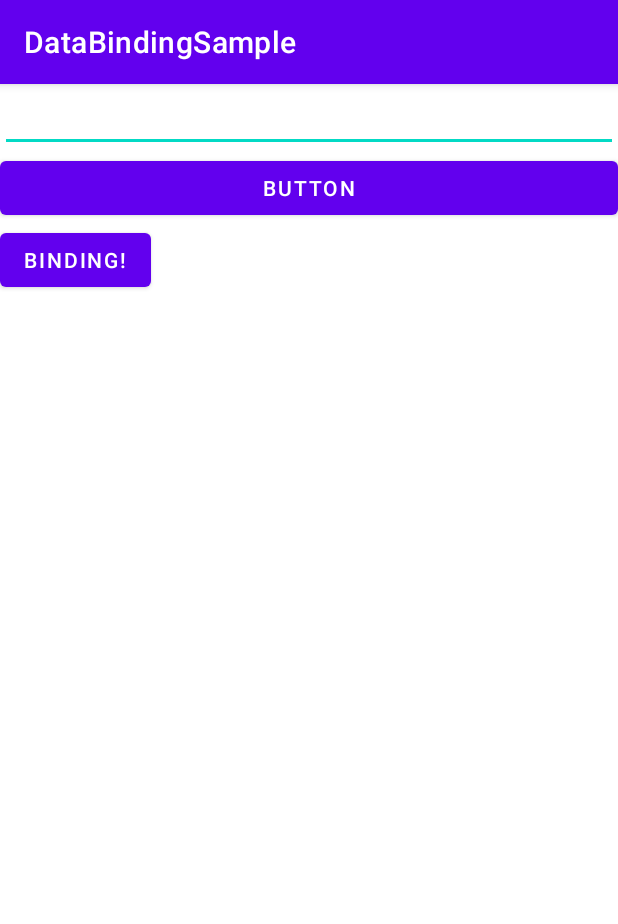
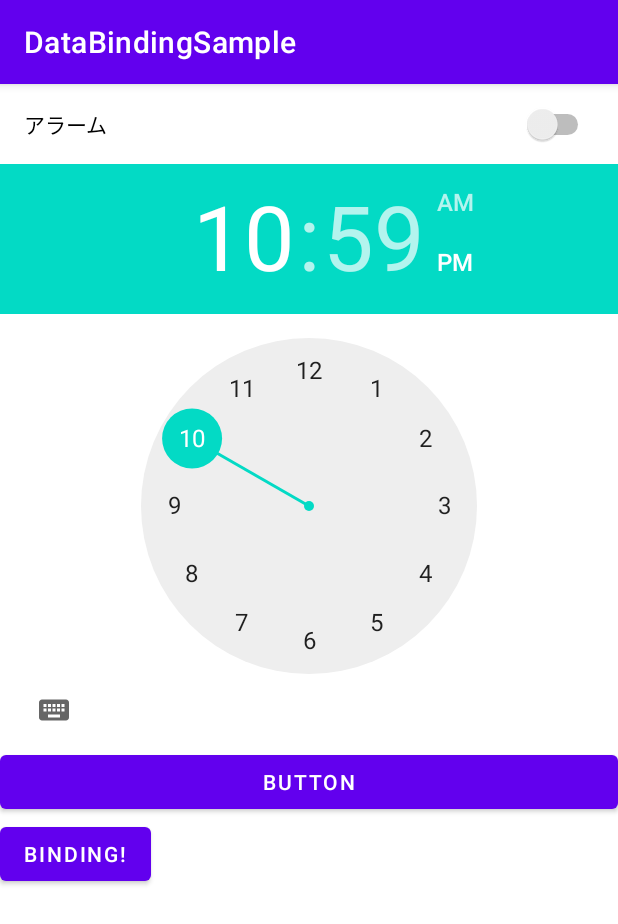
Before and after one commit to pisuma/DataBindingSample, an Android app: the screen it shows after launch (MainActivity), on a phone screen of 412 x 824 dp. Shown: the top 924 px of the screen. Run offline under Robolectric (Android 15) with nearby library versions, the phone set to English and light mode, and no system bars; our stand-ins replace data binding.

```diff
--- a/app/src/main/java/com/example/databindingsample/MainActivity.kt
+++ b/app/src/main/java/com/example/databindingsample/MainActivity.kt
@@ -14,10 +14,7 @@ class MainActivity : AppCompatActivity() {
         super.onCreate(savedInstanceState)
         val binding: ActivityMainBinding = DataBindingUtil.setContentView(this, R.layout.activity_main)
 
-        binding.buttonConfirm.setOnClickListener {
-            Toast.makeText(this, binding.inputText, Toast.LENGTH_LONG).show()
-        }
+    }
 
 
-    }
 }
--- a/app/src/main/res/layout/activity_main.xml
+++ b/app/src/main/res/layout/activity_main.xml
@@ -3,9 +3,10 @@
     xmlns:tools="http://schemas.android.com/tools">
 
     <data>
+        <import type="android.view.View"/>
         <variable
-            name="inputText"
-            type="String" />
+            name="enableAlarm"
+            type="boolean" />
     </data>
 
     <androidx.appcompat.widget.LinearLayoutCompat
@@ -14,11 +15,28 @@
         android:orientation="vertical"
         tools:context=".MainActivity">
 
-        <EditText
+        <Switch
+            android:id="@+id/switch1"
             android:layout_width="match_parent"
             android:layout_height="wrap_content"
-            android:inputType="text"
-            android:text="@={inputText}" />
+            android:checked="@={enableAlarm}"
+            android:padding="16dp"
+            android:text="アラーム" />
+
+        <TimePicker
+            android:id="@+id/time_picker"
+            android:layout_width="wrap_content"
+            android:layout_height="wrap_content"
+            android:visibility="@{enableAlarm ? View.VISIBLE : View.GONE}"
+            />
+
+
+
+<!--        <EditText-->
+<!--            android:layout_width="match_parent"-->
+<!--            android:layout_height="wrap_content"-->
+<!--            android:inputType="text"-->
+<!--            android:text="@={inputText}" />-->
 
         <Button
             android:id="@+id/button_confirm"
```
